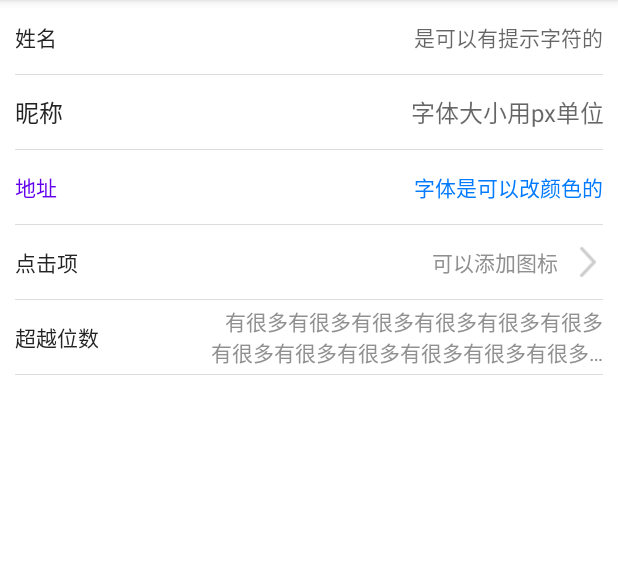
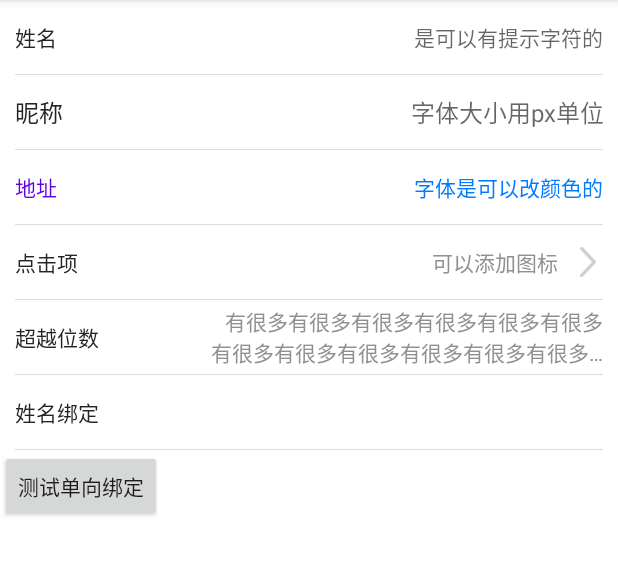
Before and after one commit to Yugurs/SimpleCustomWidget, an Android app: the MyCellAct screen opened directly, with no data from a screen before it, on a phone screen of 412 x 824 dp, the part 84-660 px from its top. Run offline under Robolectric (Android 15) with nearby library versions, the phone set to English and light mode, and no system bars; our stand-ins replace data binding; 1 statement that could not run was skipped.

```diff
--- a/app/build.gradle
+++ b/app/build.gradle
@@ -1,13 +1,13 @@
 apply plugin: 'com.android.application'
 
 android {
-    compileSdkVersion 32
-    buildToolsVersion "31.0.0"
+    compileSdkVersion 30
+    buildToolsVersion "30.0.3"
 
     defaultConfig {
         applicationId "com.yugurs.scw"
         minSdkVersion 23
-        targetSdkVersion 32
+        targetSdkVersion 30
         versionCode 1
         versionName "1.0"
 
--- a/app/src/main/java/com/yugurs/scw/cell/MyCellAct.java
+++ b/app/src/main/java/com/yugurs/scw/cell/MyCellAct.java
@@ -5,6 +5,7 @@ import android.widget.Toast;
 import androidx.annotation.Nullable;
 import androidx.appcompat.app.AppCompatActivity;
 import com.yugurs.scw.databinding.MycellActBinding;
+import com.yugurs.scw.model.Students;
 
 public class MyCellAct extends AppCompatActivity {
 
@@ -21,6 +22,14 @@ public class MyCellAct extends AppCompatActivity {
             Toast.makeText(getApplicationContext(), "点条路你走", Toast.LENGTH_SHORT).show();
         });
 
+
+        Students students = new Students();
+
+        binding.btnTest.setOnClickListener(v -> {
+            students.setName("李QQ");
+            binding.setStuVm(students);
+        });
+
     }
 
 }
--- /dev/null
+++ b/app/src/main/java/com/yugurs/scw/model/Students.java
@@ -0,0 +1,25 @@
+package com.yugurs.scw.model;
+
+public class Students {
+
+    public String name;
+    public String age;
+
+    public String getName() {
+        return name;
+    }
+
+    public void setName(String name) {
+        this.name = name;
+    }
+
+    public String getAge() {
+        return age;
+    }
+
+    public void setAge(String age) {
+        this.age = age;
+    }
+
+
+}
--- a/app/src/main/res/layout/mycell_act.xml
+++ b/app/src/main/res/layout/mycell_act.xml
@@ -1,10 +1,17 @@
 <?xml version="1.0" encoding="utf-8"?>
-<LinearLayout xmlns:android="http://schemas.android.com/apk/res/android"
+<layout xmlns:android="http://schemas.android.com/apk/res/android"
+    xmlns:app="http://schemas.android.com/apk/res-auto">
+    <data>
+        <variable
+            name="stuVm"
+            type="com.yugurs.scw.model.Students" />
+    </data>
+
+    <LinearLayout
         android:layout_width="match_parent"
         android:layout_height="match_parent"
         android:orientation="vertical"
-    android:background="#ffffff"
-    xmlns:app="http://schemas.android.com/apk/res-auto">
+        android:background="#ffffff">
 
         <com.yugurs.sui.cell.SCWCell
             android:layout_width="match_parent"
@@ -42,5 +49,18 @@
             app:cellLabel="超越位数"
             app:cellValue="有很多有很多有很多有很多有很多有很多有很多有很多有很多有很多有很多有很多有很多有很多有很多" />
 
+        <com.yugurs.sui.cell.SCWCell
+            android:layout_width="match_parent"
+            android:layout_height="@dimen/dp_50"
+            app:cellLabel="姓名绑定"
+            app:cellValue="@{stuVm.name}" />
+
+        <Button
+            android:id="@+id/btn_test"
+            android:layout_width="wrap_content"
+            android:layout_height="wrap_content"
+            android:text="测试单向绑定" />
 
     </LinearLayout>
+
+</layout>
--- a/sui_lib/build.gradle
+++ b/sui_lib/build.gradle
@@ -38,6 +38,8 @@ android {
         dataBinding true
     }
 
+    buildFeatures.dataBinding = true
+
 }
 
 dependencies {
```
Also changed, not shown: app/src/main/java/com/yugurs/scw/field/MyFieldAct.java (+18 -0 lines), app/src/main/res/layout/myfield_act.xml (+32 -4 lines), sui_lib/src/main/java/com/yugurs/sui/cell/SCWCell.java (+8 -9 lines), sui_lib/src/main/java/com/yugurs/sui/field/SCWField.java (+39 -15 lines), sui_lib/src/main/java/com/yugurs/sui/field/SCWTextArea.java (+38 -8 lines). Lines whose indentation alone changed are shown as unchanged.
